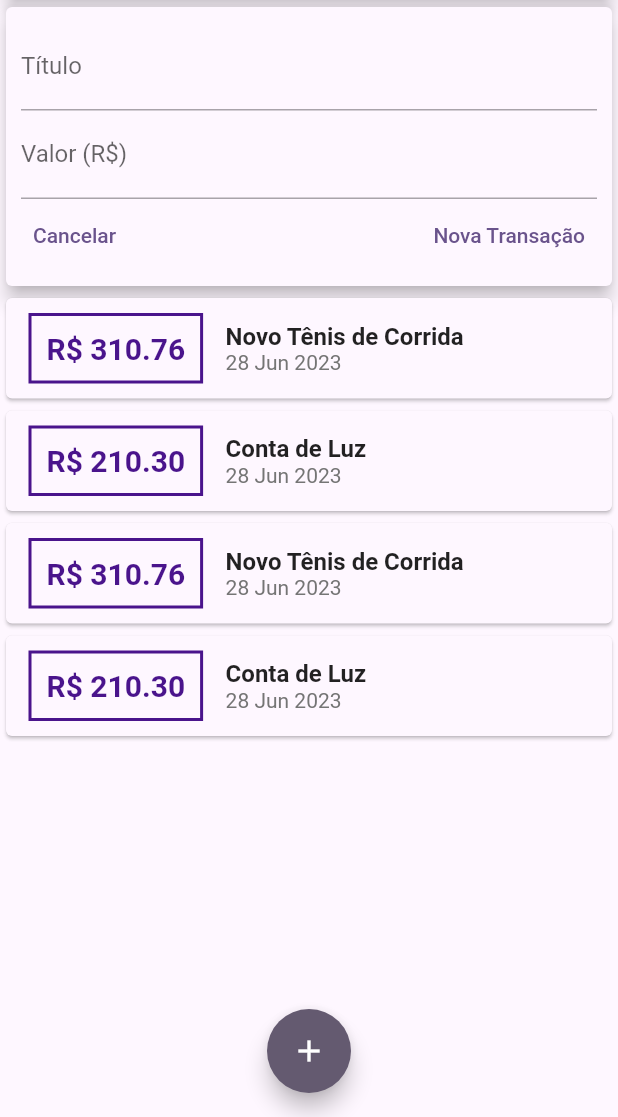
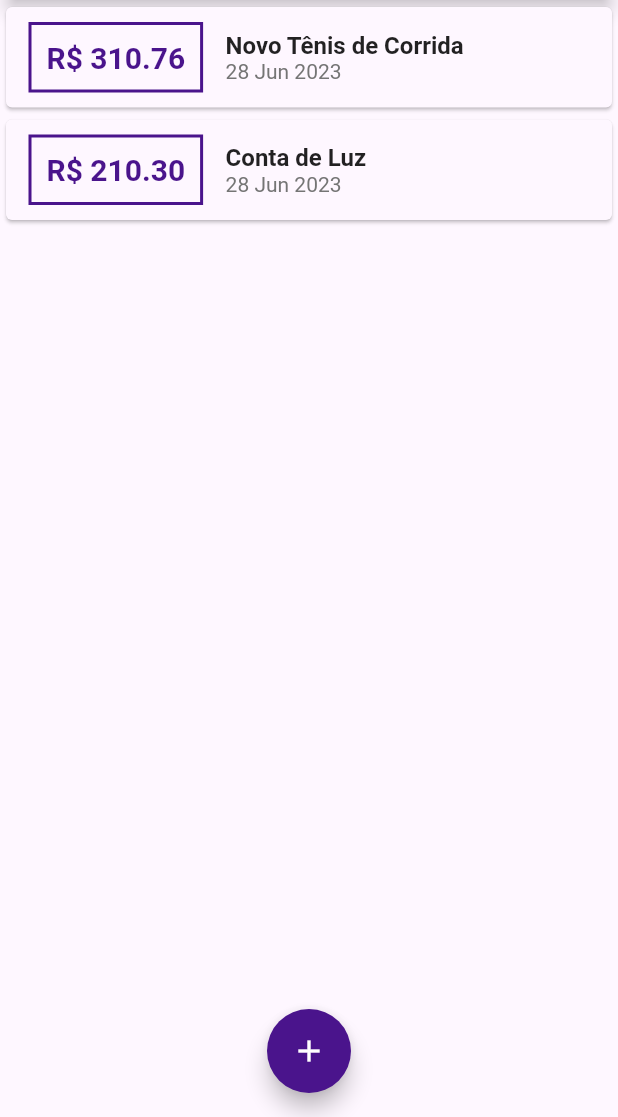
Before and after one commit to jhonatancassante/despesas_pessoais_flutter, a Flutter app: the screen it shows after launch, on a phone screen of 412 x 824 dp, the part 119-1236 px from its top. Run offline on Flutter 3.47's test engine with Material 2 defaults, Android fonts, the phone set to English and light mode, and no system bars.

Commit message:
Criado modal com formulário de nova transação

```diff
--- a/lib/components/lista_transacao.dart
+++ b/lib/components/lista_transacao.dart
@@ -1,8 +1,6 @@
 import 'package:intl/intl.dart';
-
+import 'package:flutter/material.dart';
 import '../models/transacao.dart';
-import 'package:flutter/material.dart';
-
 import '../styles/cores.dart';
 
 class ListaTransacao extends StatelessWidget {
--- a/lib/components/usuario_transacao.dart
+++ /dev/null
@@ -1,90 +0,0 @@
-import 'dart:math';
-
-import 'package:despesas_pessoal/components/formulario_transacao.dart';
-import 'package:despesas_pessoal/components/lista_transacao.dart';
-import 'package:flutter/material.dart';
-
-import '../models/transacao.dart';
-
-class UsuarioTransacao extends StatefulWidget {
-  const UsuarioTransacao({super.key});
-
-  @override
-  State<UsuarioTransacao> createState() => _UsuarioTransacaoState();
-}
-
-class _UsuarioTransacaoState extends State<UsuarioTransacao> {
-  final _transacoes = [
-    Transacao(
-      id: 't1',
-      titulo: 'Novo Tênis de Corrida',
-      valor: 310.76,
-      data: DateTime.now(),
-    ),
-    Transacao(
-      id: 't2',
-      titulo: 'Conta de Luz',
-      valor: 210.30,
-      data: DateTime.now(),
-    ),
-    Transacao(
-      id: 't3',
-      titulo: 'Novo Tênis de Corrida',
-      valor: 310.76,
-      data: DateTime.now(),
-    ),
-    Transacao(
-      id: 't4',
-      titulo: 'Conta de Luz',
-      valor: 210.30,
-      data: DateTime.now(),
-    ),
-    Transacao(
-      id: 't5',
-      titulo: 'Novo Tênis de Corrida',
-      valor: 310.76,
-      data: DateTime.now(),
-    ),
-    Transacao(
-      id: 't6',
-      titulo: 'Conta de Luz',
-      valor: 210.30,
-      data: DateTime.now(),
-    ),
-    Transacao(
-      id: 't7',
-      titulo: 'Novo Tênis de Corrida',
-      valor: 310.76,
-      data: DateTime.now(),
-    ),
-    Transacao(
-      id: 't8',
-      titulo: 'Conta de Luz',
-      valor: 210.30,
-      data: DateTime.now(),
-    ),
-  ];
-
-  _adicionaTransacao(String titulo, double valor) {
-    final novaTransacao = Transacao(
-      id: Random().nextDouble().toString(),
-      titulo: titulo,
-      valor: valor,
-      data: DateTime.now(),
-    );
-
-    setState(() {
-      _transacoes.add(novaTransacao);
-    });
-  }
-
-  @override
-  Widget build(BuildContext context) {
-    return Column(
-      children: [
-        FormularioTransacao(_adicionaTransacao),
-        ListaTransacao(_transacoes),
-      ],
-    );
-  }
-}
--- a/lib/main.dart
+++ b/lib/main.dart
@@ -1,5 +1,9 @@
-import 'package:despesas_pessoal/components/usuario_transacao.dart';
 import 'package:flutter/material.dart';
+import 'dart:math';
+import 'components/formulario_transacao.dart';
+import 'components/lista_transacao.dart';
+import 'styles/cores.dart';
+import 'models/transacao.dart';
 
 main() => runApp(const DespesasPessoais());
 
@@ -17,8 +21,50 @@ class DespesasPessoais extends StatelessWidget {
   }
 }
 
-class HomePage extends StatelessWidget {
+class HomePage extends StatefulWidget {
   const HomePage({super.key});
+
+  @override
+  State<HomePage> createState() => _HomePageState();
+}
+
+class _HomePageState extends State<HomePage> {
+  final _transacoes = [
+    Transacao(
+      id: 't1',
+      titulo: 'Novo Tênis de Corrida',
+      valor: 310.76,
+      data: DateTime.now(),
+    ),
+    Transacao(
+      id: 't2',
+      titulo: 'Conta de Luz',
+      valor: 210.30,
+      data: DateTime.now(),
+    ),
+  ];
+
+  _adicionaTransacao(String titulo, double valor) {
+    final novaTransacao = Transacao(
+      id: Random().nextDouble().toString(),
+      titulo: titulo,
+      valor: valor,
+      data: DateTime.now(),
+    );
+
+    setState(() {
+      _transacoes.add(novaTransacao);
+    });
+  }
+
+  _abrirFormularioDeTransacaoModal(BuildContext context) {
+    showModalBottomSheet(
+      context: context,
+      builder: (_) {
+        return FormularioTransacao(_adicionaTransacao);
+      },
+    );
+  }
 
   @override
   Widget build(BuildContext context) {
@@ -27,17 +73,17 @@ class HomePage extends StatelessWidget {
         title: const Text('Despesas Pessoais'),
         actions: [
           IconButton(
-            onPressed: () {},
+            onPressed: () => _abrirFormularioDeTransacaoModal(context),
             icon: const Icon(Icons.add),
           ),
         ],
         // backgroundColor: corPrimaria,
       ),
-      body: const SingleChildScrollView(
+      body: SingleChildScrollView(
         child: Column(
           crossAxisAlignment: CrossAxisAlignment.stretch,
           children: <Widget>[
-            SizedBox(
+            const SizedBox(
               child: Card(
                 elevation: 5,
                 child: Text(
@@ -45,12 +91,13 @@ class HomePage extends StatelessWidget {
                 ),
               ),
             ),
-            UsuarioTransacao(),
+            ListaTransacao(_transacoes),
           ],
         ),
       ),
       floatingActionButton: FloatingActionButton(
-        onPressed: () {},
+        onPressed: () => _abrirFormularioDeTransacaoModal(context),
+        backgroundColor: corPrimaria,
         child: const Icon(Icons.add),
       ),
       floatingActionButtonLocation: FloatingActionButtonLocation.centerFloat,
```
